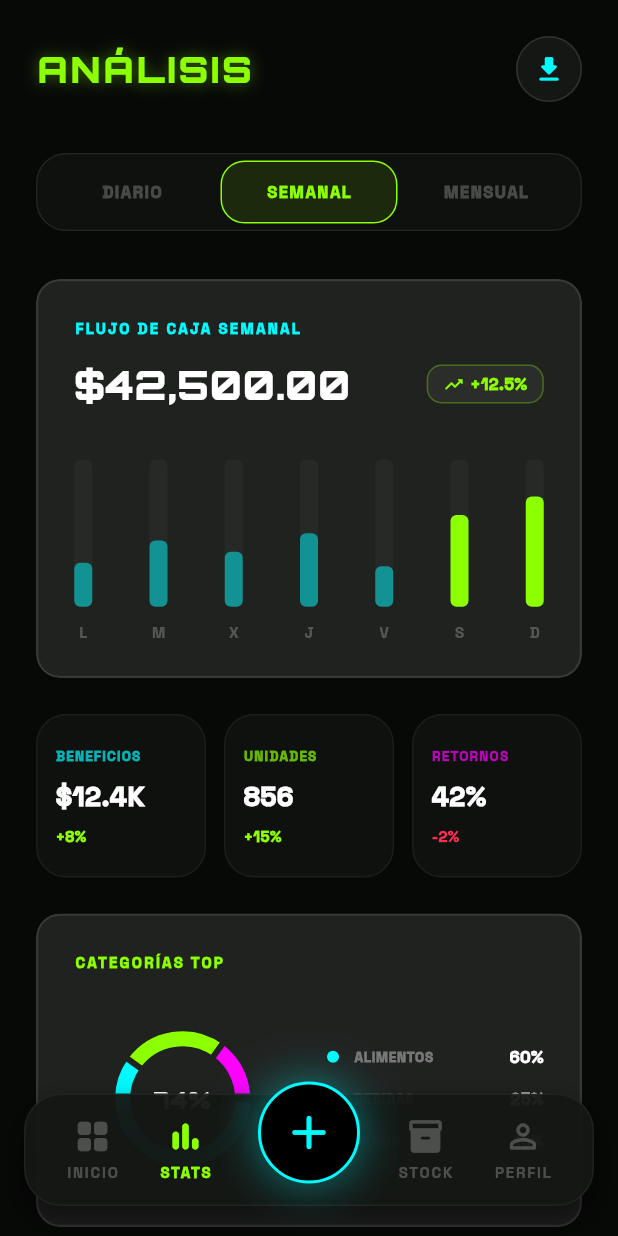
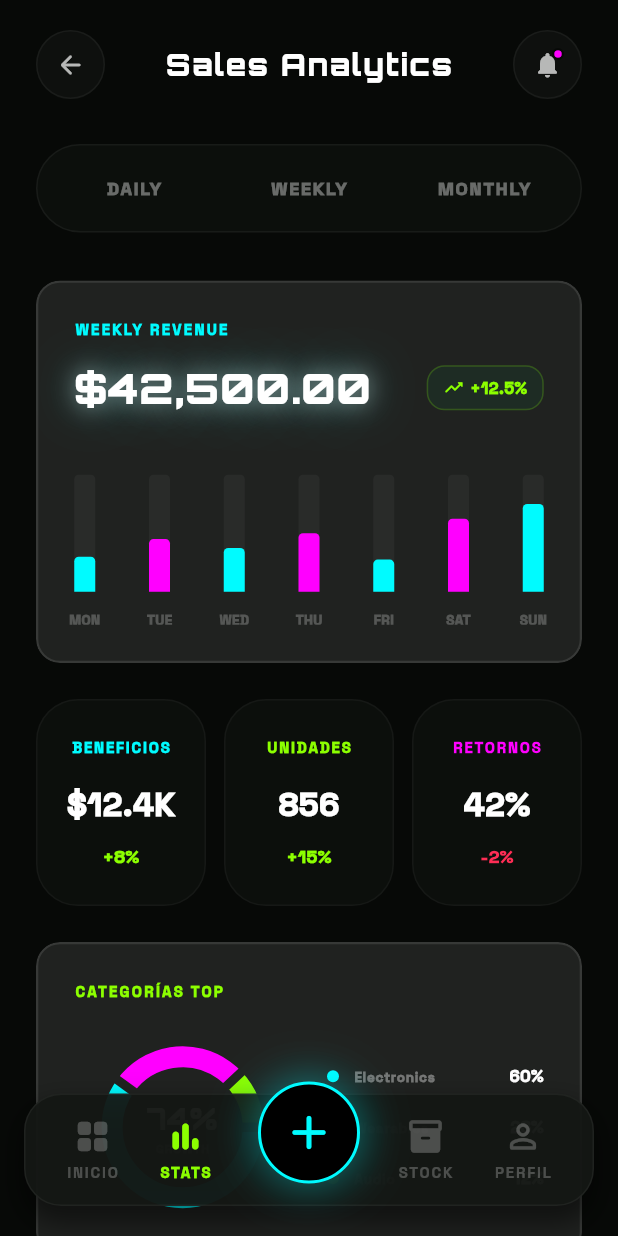
Before and after one commit to sergioantia-cyber/bodega-automatizacion, a Flutter app: the screen it shows after launch, item 2 of the bottom bar chosen, on a phone screen of 412 x 824 dp. Run offline on Flutter 3.47's test engine with Material 3 defaults, Android fonts, the phone set to English and light mode, and no system bars; drawn by our look-alikes of fl_chart; our stand-ins replace flutter_slidable, google_fonts, supabase_flutter; accounts and stored records are empty.

Commit message:
Actualizacion estetica StatsScreen (Sales Analytics) segun referencia

```diff
--- a/frontend/lib/screens/stats_screen.dart
+++ b/frontend/lib/screens/stats_screen.dart
@@ -81,23 +81,55 @@ class _StatsScreenState extends State<StatsScreen> with TickerProviderStateMixin
 
   Widget _buildHeader() {
     return Padding(
-      padding: const EdgeInsets.all(24.0),
+      padding: const EdgeInsets.symmetric(horizontal: 24.0, vertical: 20.0),
       child: Row(
         mainAxisAlignment: MainAxisAlignment.spaceBetween,
         children: [
+          _buildCircleIcon(Icons.arrow_back_rounded),
           Text(
-            'ANÁLISIS',
+            'Sales Analytics',
             style: GoogleFonts.orbitron(
-              color: _limeNeon,
-              fontSize: 24,
+              color: Colors.white,
+              fontSize: 20,
               fontWeight: FontWeight.w900,
-              letterSpacing: 2.0,
-              shadows: [BoxShadow(color: _limeNeon.withOpacity(0.4), blurRadius: 12)]
+              letterSpacing: 1.0,
             ),
           ),
-          _buildExportButton(),
+          _buildNotificationIcon(),
         ],
       ),
+    );
+  }
+
+  Widget _buildCircleIcon(IconData icon) {
+    return Container(
+      padding: const EdgeInsets.all(12),
+      decoration: BoxDecoration(
+        color: _cardBg.withOpacity(0.5),
+        shape: BoxShape.circle,
+        border: Border.all(color: Colors.white.withOpacity(0.05)),
+      ),
+      child: Icon(icon, color: Colors.white70, size: 20),
+    );
+  }
+
+  Widget _buildNotificationIcon() {
+    return Stack(
+      children: [
+        _buildCircleIcon(Icons.notifications_rounded),
+        Positioned(
+          right: 12,
+          top: 12,
+          child: Container(
+            width: 8, height: 8,
+            decoration: BoxDecoration(
+              color: _magentaNeon,
+              shape: BoxShape.circle,
+              border: Border.all(color: _darkBg, width: 1.5),
+            ),
+          ),
+        ),
+      ],
     );
   }
 
@@ -127,33 +159,35 @@ class _StatsScreenState extends State<StatsScreen> with TickerProviderStateMixin
   Widget _buildTimeSelector() {
     return Container(
       decoration: BoxDecoration(
-        color: _cardBg.withOpacity(0.6),
-        borderRadius: BorderRadius.circular(20),
-        border: Border.all(color: Colors.white.withOpacity(0.08)),
+        color: _cardBg.withOpacity(0.4),
+        borderRadius: BorderRadius.circular(30),
+        border: Border.all(color: Colors.white.withOpacity(0.05)),
       ),
-      padding: const EdgeInsets.all(4),
+      padding: const EdgeInsets.all(6),
       child: Row(
-        children: ['DIARIO', 'SEMANAL', 'MENSUAL'].map((range) {
+        children: ['DAILY', 'WEEKLY', 'MONTHLY'].map((range) {
           final isActive = _timeRange == range;
           return Expanded(
             child: GestureDetector(
               onTap: () => _onTimeRangeChanged(range),
               child: AnimatedContainer(
-                duration: const Duration(milliseconds: 200),
-                padding: const EdgeInsets.symmetric(vertical: 12),
+                duration: const Duration(milliseconds: 300),
+                padding: const EdgeInsets.symmetric(vertical: 14),
                 decoration: BoxDecoration(
-                  color: isActive ? _limeNeon.withOpacity(0.1) : Colors.transparent,
-                  borderRadius: BorderRadius.circular(16),
-                  border: Border.all(color: isActive ? _limeNeon : Colors.transparent),
+                  color: isActive ? _cyanNeon : Colors.transparent,
+                  borderRadius: BorderRadius.circular(25),
+                  boxShadow: isActive ? [
+                    BoxShadow(color: _cyanNeon.withOpacity(0.4), blurRadius: 15, spreadRadius: 1)
+                  ] : [],
                 ),
                 alignment: Alignment.center,
                 child: Text(
                   range,
                   style: GoogleFonts.spaceGrotesk(
                     fontWeight: FontWeight.w900,
-                    fontSize: 11,
-                    color: isActive ? _limeNeon : Colors.white24,
-                    letterSpacing: 1.0
+                    fontSize: 12,
+                    color: isActive ? Colors.black : Colors.white38,
+                    letterSpacing: 1.2
                   )
                 ),
               ),
@@ -171,7 +205,7 @@ class _StatsScreenState extends State<StatsScreen> with TickerProviderStateMixin
         crossAxisAlignment: CrossAxisAlignment.start,
         children: [
           Text(
-            'FLUJO DE CAJA SEMANAL',
+            'WEEKLY REVENUE',
             style: GoogleFonts.spaceGrotesk(color: _cyanNeon, fontSize: 10, letterSpacing: 1.5, fontWeight: FontWeight.w900)
           ),
           const SizedBox(height: 12),
@@ -180,14 +214,22 @@ class _StatsScreenState extends State<StatsScreen> with TickerProviderStateMixin
             children: [
               Text(
                 '\$42,500.00',
-                style: GoogleFonts.orbitron(fontSize: 26, fontWeight: FontWeight.w900, color: Colors.white)
+                style: GoogleFonts.orbitron(
+                  fontSize: 28,
+                  fontWeight: FontWeight.w900,
+                  color: Colors.white,
+                  shadows: [
+                    Shadow(color: Colors.white.withOpacity(0.5), blurRadius: 20),
+                    Shadow(color: _cyanNeon.withOpacity(0.3), blurRadius: 40),
+                  ]
+                )
               ),
               Container(
-                padding: const EdgeInsets.symmetric(horizontal: 10, vertical: 4),
+                padding: const EdgeInsets.symmetric(horizontal: 10, vertical: 6),
                 decoration: BoxDecoration(
-                  color: Colors.white.withOpacity(0.05),
-                  borderRadius: BorderRadius.circular(10),
-                  border: Border.all(color: _limeNeon.withOpacity(0.3))
+                  color: const Color(0xFF1B3B2B).withOpacity(0.4),
+                  borderRadius: BorderRadius.circular(12),
+                  border: Border.all(color: _limeNeon.withOpacity(0.2))
                 ),
                 child: Row(
                   mainAxisSize: MainAxisSize.min,
@@ -200,37 +242,26 @@ class _StatsScreenState extends State<StatsScreen> with TickerProviderStateMixin
               )
             ],
           ),
-          const SizedBox(height: 32),
+          const SizedBox(height: 38),
           SizedBox(
-            height: 120,
+            height: 100,
             child: BarChart(
               BarChartData(
                 alignment: BarChartAlignment.spaceBetween,
                 maxY: 4000,
-                barTouchData: BarTouchData(
-                  enabled: true,
-                  touchTooltipData: BarTouchTooltipData(
-                    getTooltipColor: (group) => _cardBg,
-                    getTooltipItem: (group, groupIndex, rod, rodIndex) {
-                      return BarTooltipItem(
-                        '\$${rod.toY.toInt()}',
-                        GoogleFonts.spaceGrotesk(color: _cyanNeon, fontWeight: FontWeight.w900),
-                      );
-                    },
-                  ),
-                ),
+                barTouchData: BarTouchData(enabled: false),
                 titlesData: FlTitlesData(
                   show: true,
                   bottomTitles: AxisTitles(
                     sideTitles: SideTitles(
                       showTitles: true,
                       getTitlesWidget: (value, meta) {
-                        const days = ['L', 'M', 'X', 'J', 'V', 'S', 'D'];
+                        const days = ['MON', 'TUE', 'WED', 'THU', 'FRI', 'SAT', 'SUN'];
                         return Padding(
-                          padding: const EdgeInsets.only(top: 10.0),
+                          padding: const EdgeInsets.only(top: 12.0),
                           child: Text(
                             days[value.toInt()],
-                            style: GoogleFonts.spaceGrotesk(color: Colors.white24, fontSize: 10, fontWeight: FontWeight.bold),
+                            style: GoogleFonts.spaceGrotesk(color: Colors.white24, fontSize: 9, fontWeight: FontWeight.w900),
                           ),
                         );
                       },
@@ -243,18 +274,19 @@ class _StatsScreenState extends State<StatsScreen> with TickerProviderStateMixin
                 gridData: const FlGridData(show: false),
                 borderData: FlBorderData(show: false),
                 barGroups: List.generate(7, (i) {
+                  final color = (i == 1 || i == 3 || i == 5) ? _magentaNeon : _cyanNeon;
                   return BarChartGroupData(
                     x: i,
                     barRods: [
                       BarChartRodData(
                         toY: _weeklyData[i]!,
-                        color: (i == 6 || i == 5) ? _limeNeon : _cyanNeon.withOpacity(0.5),
-                        width: 12,
-                        borderRadius: BorderRadius.circular(4),
+                        color: color,
+                        width: 14,
+                        borderRadius: const BorderRadius.only(topLeft: Radius.circular(3), topRight: Radius.circular(3)),
                         backDrawRodData: BackgroundBarChartRodData(
                           show: true,
                           toY: 4000,
-                          color: Colors.white.withOpacity(0.03),
+                          color: Colors.white.withOpacity(0.04),
                         ),
                       ),
                     ],
@@ -301,16 +333,22 @@ class _StatsScreenState extends State<StatsScreen> with TickerProviderStateMixin
                     children: [
                       PieChart(
                         PieChartData(
-                          sectionsSpace: 4,
-                          centerSpaceRadius: 35,
+                          sectionsSpace: 6,
+                          centerSpaceRadius: 40,
                           sections: [
-                            PieChartSectionData(color: _cyanNeon, value: 60, title: '', radius: 10, showTitle: false),
-                            PieChartSectionData(color: _limeNeon, value: 25, title: '', radius: 10, showTitle: false),
-                            PieChartSectionData(color: _magentaNeon, value: 15, title: '', radius: 10, showTitle: false),
+                            PieChartSectionData(color: _cyanNeon, value: 60, title: '', radius: 14, showTitle: false),
+                            PieChartSectionData(color: _magentaNeon, value: 28, title: '', radius: 14, showTitle: false),
+                            PieChartSectionData(color: _limeNeon, value: 12, title: '', radius: 14, showTitle: false),
                           ],
                         ),
                       ),
-                      Text('74%', style: GoogleFonts.orbitron(fontSize: 16, fontWeight: FontWeight.w900, color: Colors.white)),
+                      Column(
+                        mainAxisSize: MainAxisSize.min,
+                        children: [
+                          Text('74%', style: GoogleFonts.orbitron(fontSize: 20, fontWeight: FontWeight.w900, color: Colors.white)),
+                          Text('GROWTH', style: GoogleFonts.spaceGrotesk(fontSize: 8, color: Colors.white38, fontWeight: FontWeight.w900, letterSpacing: 0.5)),
+                        ],
+                      ),
                     ],
                   ),
                 ),
@@ -319,11 +357,11 @@ class _StatsScreenState extends State<StatsScreen> with TickerProviderStateMixin
               Expanded(
                 child: Column(
                     children: [
-                      _buildLegendItem('ALIMENTOS', '60%', _cyanNeon),
-                      const SizedBox(height: 12),
-                      _buildLegendItem('BEBIDAS', '25%', _limeNeon),
-                      const SizedBox(height: 12),
-                      _buildLegendItem('OTROS', '15%', _magentaNeon),
+                      _buildLegendItem('Electronics', '60%', _cyanNeon),
+                      const SizedBox(height: 18),
+                      _buildLegendItem('Wearables', '28%', _magentaNeon),
+                      const SizedBox(height: 18),
+                      _buildLegendItem('Audio', '12%', _limeNeon),
                     ],
                 ),
               )
@@ -361,20 +399,26 @@ class KpiCard extends StatelessWidget {
   @override
   Widget build(BuildContext context) {
     return Container(
-      padding: const EdgeInsets.symmetric(vertical: 20, horizontal: 12),
+      padding: const EdgeInsets.symmetric(vertical: 24, horizontal: 16),
       decoration: BoxDecoration(
-        color: const Color(0xFF141714).withOpacity(0.6),
-        borderRadius: BorderRadius.circular(20),
-        border: Border.all(color: Colors.white.withOpacity(0.05)),
+        color: const Color(0xFF141714).withOpacity(0.4),
+        borderRadius: BorderRadius.circular(28),
+        border: Border.all(color: Colors.white.withOpacity(0.04)),
       ),
       child: Column(
-        crossAxisAlignment: CrossAxisAlignment.start,
         children: [
-          Text(title, style: GoogleFonts.spaceGrotesk(color: color.withOpacity(0.7), fontSize: 9, fontWeight: FontWeight.w900, letterSpacing: 0.8)),
-          const SizedBox(height: 8),
-          Text(value, style: GoogleFonts.spaceGrotesk(color: Colors.white, fontSize: 18, fontWeight: FontWeight.w900)),
-          const SizedBox(height: 6),
-          Text(growth, style: GoogleFonts.spaceGrotesk(color: growth.contains('+') ? const Color(0xFF8CFF00) : const Color(0xFFFF2D55), fontSize: 10, fontWeight: FontWeight.w900)),
+          Text(title, style: GoogleFonts.spaceGrotesk(color: color, fontSize: 10, fontWeight: FontWeight.w900, letterSpacing: 1.2)),
+          const SizedBox(height: 16),
+          Text(value, style: GoogleFonts.spaceGrotesk(color: Colors.white, fontSize: 22, fontWeight: FontWeight.w900)),
+          const SizedBox(height: 10),
+          Text(
+            growth,
+            style: GoogleFonts.spaceGrotesk(
+              color: growth.contains('+') ? const Color(0xFF8CFF00) : const Color(0xFFFF2D55),
+              fontSize: 12,
+              fontWeight: FontWeight.w900
+            )
+          ),
         ],
       ),
     );
```
